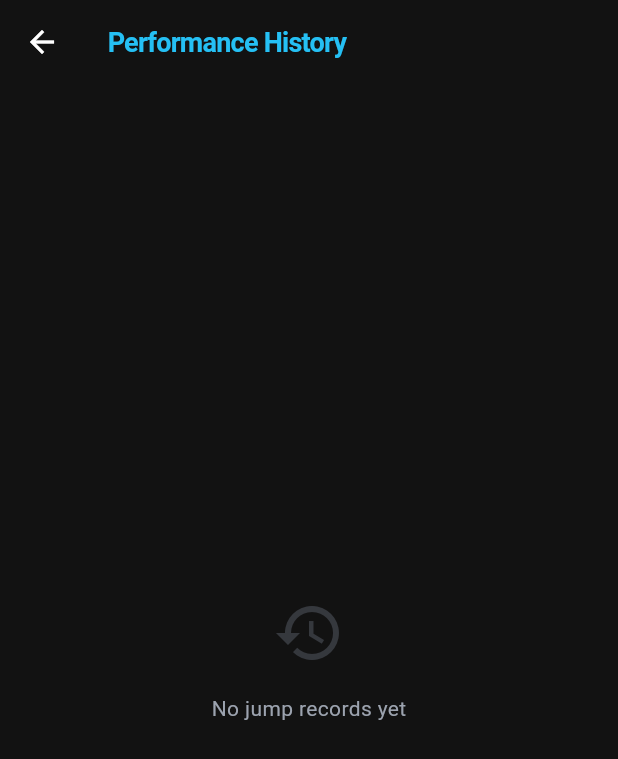
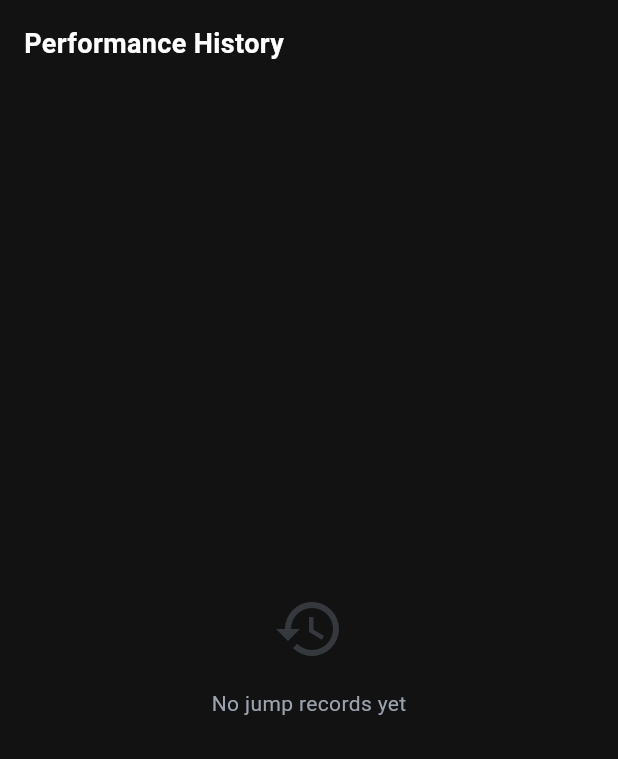
Before and after one commit to GF3000/PlyoMetrics, a Flutter app: the AthleteHistoryScreen widget shown alone on an empty page, opened directly, on a phone screen of 412 x 824 dp. Shown: the top 759 px of the screen. Run offline on Flutter 3.47's test engine with Material 3 defaults, Android fonts, the phone set to English and light mode, and no system bars; our stand-ins replace flutter_riverpod, image_picker, isar, video_player; missing offline and left inert: ffmpeg_kit_flutter_new; accounts and stored records are empty; generated files the repository leaves out were written again; Roboto replaces fonts that are missing (Lexend).

Commit message:
feat: redesign AthleteHistoryScreen header and restructure DashboardScreen
- Replaced Scaffold/AppBar in AthleteHistoryScreen with custom Container/Column header
  - Added padding, Row layout, and white text color for title
  - Moved athlete name display into nested Column
- Restructured DashboardScreen content layout by simplifying SingleChildScrollView
  - Removed inline action card implementations for better maintainability

```diff
--- a/lib/screens/athlete_history_screen.dart
+++ b/lib/screens/athlete_history_screen.dart
@@ -12,15 +12,24 @@ class AthleteHistoryScreen extends ConsumerWidget {
     final athlete = ref.watch(activeAthleteProvider);
     final historyAsync = ref.watch(athleteJumpHistoryProvider);
 
-    return Scaffold(
-      backgroundColor: AppColors.surface,
-      appBar: AppBar(
-        title: Column(
+    return Container(
+      color: AppColors.surface,
+      child: Column(
+        children: [
+          Padding(
+            padding: const EdgeInsets.fromLTRB(16, 16, 16, 8),
+            child: Row(
+              children: [
+                Column(
                   crossAxisAlignment: CrossAxisAlignment.start,
                   children: [
                     const Text(
                       'Performance History',
-              style: TextStyle(fontSize: 18, fontWeight: FontWeight.bold),
+                      style: TextStyle(
+                        fontSize: 18,
+                        fontWeight: FontWeight.bold,
+                        color: Colors.white,
+                      ),
                     ),
                     if (athlete != null)
                       Text(
@@ -29,12 +38,10 @@ class AthleteHistoryScreen extends ConsumerWidget {
                       ),
                   ],
                 ),
-        leading: IconButton(
-          icon: const Icon(Icons.arrow_back, color: AppColors.textPrimary),
-          onPressed: () => Navigator.of(context).pop(),
+              ],
             ),
           ),
-      body: historyAsync.when(
+          Expanded(child: historyAsync.when(
         loading: () => const Center(child: CircularProgressIndicator(color: AppColors.brand)),
         error: (err, stack) => Center(child: Text('Error: $err')),
         data: (tests) {
@@ -169,6 +176,8 @@ class AthleteHistoryScreen extends ConsumerWidget {
             },
           );
         },
+      )),
+        ],
       ),
     );
   }
```
Also changed, not shown: lib/screens/dashboard_screen.dart (+93 -75 lines). Lines whose indentation alone changed are shown as unchanged.
